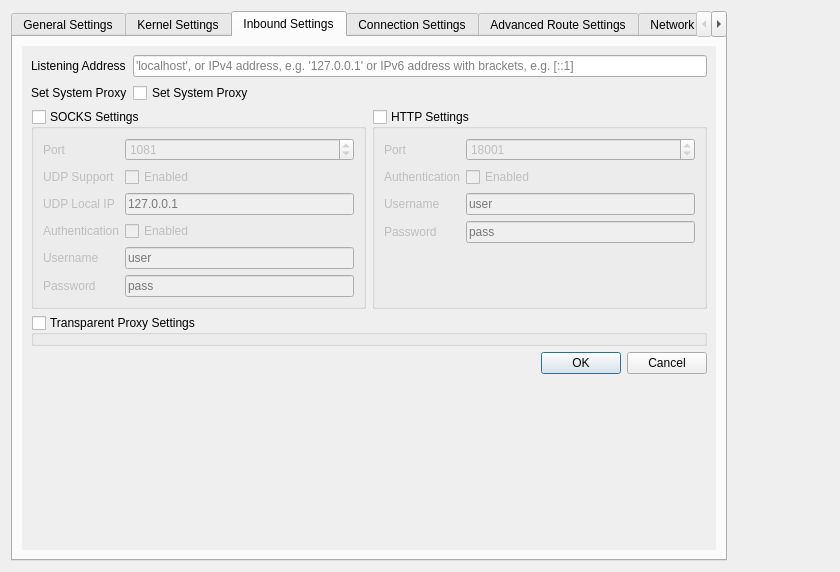
Qt form src/ui/w_PreferencesWindow.ui (Qv2ray/Qv2ray) before a commit.
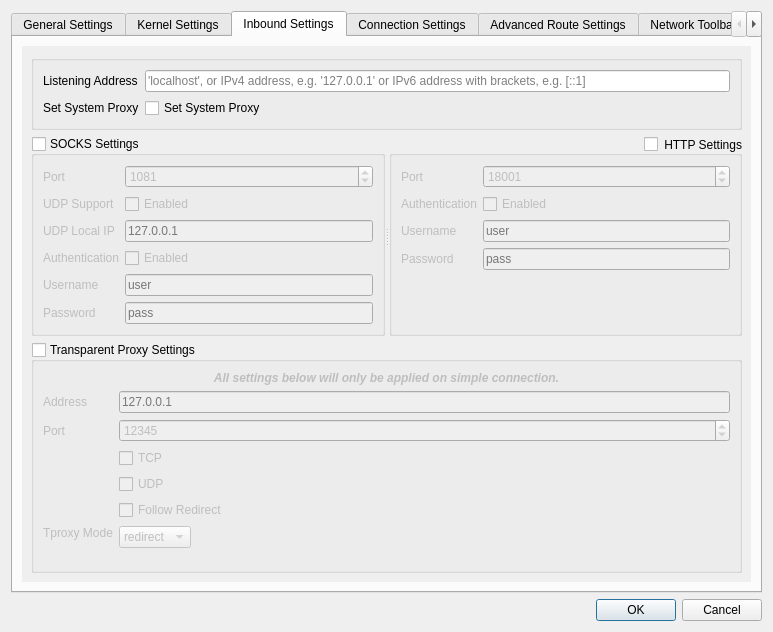
The same form after that commit. Icons and pictures are not drawn.

```diff
--- a/src/ui/w_PreferencesWindow.ui
+++ b/src/ui/w_PreferencesWindow.ui
@@ -9,19 +9,28 @@
    <rect>
     <x>0</x>
     <y>0</y>
-    <width>840</width>
-    <height>572</height>
+    <width>773</width>
+    <height>632</height>
    </rect>
   </property>
   <property name="windowTitle">
    <string>Preferences</string>
   </property>
+  <property name="layoutDirection">
+   <enum>Qt::LeftToRight</enum>
+  </property>
   <property name="modal">
    <bool>true</bool>
   </property>
-  <layout class="QFormLayout" name="formLayout_11">
+  <layout class="QGridLayout" name="gridLayout_4">
    <item row="0" column="0">
     <widget class="QTabWidget" name="tabWidget">
+     <property name="sizePolicy">
+      <sizepolicy hsizetype="MinimumExpanding" vsizetype="MinimumExpanding">
+       <horstretch>0</horstretch>
+       <verstretch>0</verstretch>
+      </sizepolicy>
+     </property>
      <property name="currentIndex">
       <number>2</number>
      </property>
@@ -669,9 +678,18 @@
       <layout class="QGridLayout" name="gridLayout_7">
        <item row="0" column="0">
         <widget class="QScrollArea" name="scrollArea_2">
+         <property name="sizePolicy">
+          <sizepolicy hsizetype="Expanding" vsizetype="Preferred">
+           <horstretch>0</horstretch>
+           <verstretch>0</verstretch>
+          </sizepolicy>
+         </property>
          <property name="frameShape">
           <enum>QFrame::NoFrame</enum>
          </property>
+         <property name="sizeAdjustPolicy">
+          <enum>QAbstractScrollArea::AdjustIgnored</enum>
+         </property>
          <property name="widgetResizable">
           <bool>true</bool>
          </property>
@@ -680,15 +698,66 @@
            <rect>
             <x>0</x>
             <y>0</y>
-            <width>727</width>
-            <height>554</height>
+            <width>720</width>
+            <height>606</height>
            </rect>
           </property>
-          <layout class="QGridLayout" name="gridLayout_10">
-           <item row="1" column="0">
-            <layout class="QGridLayout" name="gridLayout_9">
+          <property name="sizePolicy">
+           <sizepolicy hsizetype="Expanding" vsizetype="Expanding">
+            <horstretch>0</horstretch>
+            <verstretch>0</verstretch>
+           </sizepolicy>
+          </property>
+          <layout class="QVBoxLayout" name="verticalLayout_2">
+           <item>
+            <widget class="QGroupBox" name="groupBox_2">
+             <property name="title">
+              <string/>
+             </property>
+             <layout class="QFormLayout" name="formLayout_11">
              <item row="0" column="0">
+               <widget class="QLabel" name="label_22">
+                <property name="text">
+                 <string>Listening Address</string>
+                </property>
+               </widget>
+              </item>
+              <item row="0" column="1">
+               <widget class="QLineEdit" name="listenIPTxt">
+                <property name="placeholderText">
+                 <string notr="true">'localhost', or IPv4 address, e.g. '127.0.0.1' or IPv6 address with brackets, e.g. [::1]</string>
+                </property>
+               </widget>
+              </item>
+              <item row="1" column="0">
+               <widget class="QLabel" name="label_59">
+                <property name="text">
+                 <string>Set System Proxy</string>
+                </property>
+               </widget>
+              </item>
+              <item row="1" column="1">
+               <widget class="QCheckBox" name="setSysProxyCB">
+                <property name="text">
+                 <string>Set System Proxy</string>
+                </property>
+               </widget>
+              </item>
+             </layout>
+            </widget>
+           </item>
+           <item>
+            <widget class="QSplitter" name="splitter">
+             <property name="orientation">
+              <enum>Qt::Horizontal</enum>
+             </property>
               <widget class="QGroupBox" name="socksGroupBox">
+              <property name="sizePolicy">
+               <sizepolicy hsizetype="Maximum" vsizetype="Maximum">
+                <horstretch>0</horstretch>
+                <verstretch>0</verstretch>
+               </sizepolicy>
+              </property>
                <property name="title">
                 <string>SOCKS Settings</string>
                </property>
@@ -698,7 +767,7 @@
                <property name="checked">
                 <bool>false</bool>
                </property>
-               <layout class="QFormLayout" name="formLayout_2">
+              <layout class="QFormLayout" name="formLayout_4">
                 <item row="0" column="0">
                  <widget class="QLabel" name="label_4">
                   <property name="text">
@@ -791,19 +860,29 @@
                 </item>
                </layout>
               </widget>
-             </item>
-             <item row="0" column="1">
               <widget class="QGroupBox" name="httpGroupBox">
+              <property name="sizePolicy">
+               <sizepolicy hsizetype="Preferred" vsizetype="Preferred">
+                <horstretch>0</horstretch>
+                <verstretch>0</verstretch>
+               </sizepolicy>
+              </property>
+              <property name="layoutDirection">
+               <enum>Qt::LeftToRight</enum>
+              </property>
                <property name="title">
                 <string>HTTP Settings</string>
                </property>
+              <property name="alignment">
+               <set>Qt::AlignRight|Qt::AlignTrailing|Qt::AlignVCenter</set>
+              </property>
                <property name="checkable">
                 <bool>true</bool>
                </property>
                <property name="checked">
                 <bool>false</bool>
                </property>
-               <layout class="QFormLayout" name="formLayout_7">
+              <layout class="QFormLayout" name="formLayout_2">
                 <item row="0" column="0">
                  <widget class="QLabel" name="label_3">
                   <property name="text">
@@ -868,9 +947,16 @@
                 </item>
                </layout>
               </widget>
-             </item>
-             <item row="1" column="0" colspan="2">
+            </widget>
+           </item>
+           <item>
               <widget class="QGroupBox" name="tproxGroupBox">
+             <property name="sizePolicy">
+              <sizepolicy hsizetype="Expanding" vsizetype="Expanding">
+               <horstretch>0</horstretch>
+               <verstretch>0</verstretch>
+              </sizepolicy>
+             </property>
                <property name="title">
                 <string>Transparent Proxy Settings</string>
                </property>
@@ -880,17 +966,8 @@
                <property name="checked">
                 <bool>false</bool>
                </property>
-               <widget class="QWidget" name="">
-                <property name="geometry">
-                 <rect>
-                  <x>8</x>
-                  <y>36</y>
-                  <width>367</width>
-                  <height>130</height>
-                 </rect>
-                </property>
-                <layout class="QVBoxLayout" name="verticalLayout_2">
-                 <item>
+             <layout class="QFormLayout" name="formLayout_7">
+              <item row="0" column="0" colspan="2">
                   <widget class="QLabel" name="label_72">
                    <property name="font">
                     <font>
@@ -902,32 +979,36 @@
                    <property name="text">
                     <string>All settings below will only be applied on simple connection.</string>
                    </property>
-                  </widget>
-                 </item>
-                 <item>
-                  <layout class="QHBoxLayout" name="horizontalLayout">
-                   <item>
+                <property name="alignment">
+                 <set>Qt::AlignCenter</set>
+                </property>
+                <property name="wordWrap">
+                 <bool>true</bool>
+                </property>
+               </widget>
+              </item>
+              <item row="1" column="0">
                     <widget class="QLabel" name="label_73">
                      <property name="text">
                       <string>Address</string>
                      </property>
                     </widget>
                    </item>
-                   <item>
+              <item row="1" column="1">
                     <widget class="QLineEdit" name="tproxyListenAddr">
                      <property name="placeholderText">
                       <string>127.0.0.1</string>
                      </property>
                     </widget>
                    </item>
-                   <item>
+              <item row="2" column="0">
                     <widget class="QLabel" name="label_77">
                      <property name="text">
                       <string>Port</string>
                      </property>
                     </widget>
                    </item>
-                   <item>
+              <item row="2" column="1">
                     <widget class="QSpinBox" name="tProxyPort">
                      <property name="minimum">
                       <number>1</number>
@@ -940,39 +1021,28 @@
                      </property>
                     </widget>
                    </item>
-                  </layout>
-                 </item>
-                 <item>
-                  <layout class="QHBoxLayout" name="horizontalLayout_9">
-                   <item>
+              <item row="3" column="1">
                     <widget class="QCheckBox" name="tproxyEnableTCP">
                      <property name="text">
                       <string>TCP</string>
                      </property>
                     </widget>
                    </item>
-                   <item>
+              <item row="4" column="1">
                     <widget class="QCheckBox" name="tproxyEnableUDP">
                      <property name="text">
                       <string>UDP</string>
                      </property>
                     </widget>
                    </item>
-                   <item>
+              <item row="5" column="1">
                     <widget class="QCheckBox" name="tproxyFollowRedirect">
                      <property name="text">
                       <string>Follow Redirect</string>
                      </property>
                     </widget>
                    </item>
-                  </layout>
-                 </item>
-                 <item>
-                  <layout class="QHBoxLayout" name="horizontalLayout_8" stretch="0,0">
-                   <property name="sizeConstraint">
-                    <enum>QLayout::SetMinimumSize</enum>
-                   </property>
-                   <item>
+              <item row="6" column="0">
                     <widget class="QLabel" name="label_78">
                      <property name="sizePolicy">
                       <sizepolicy hsizetype="Fixed" vsizetype="Fixed">
@@ -981,11 +1051,11 @@
                       </sizepolicy>
                      </property>
                      <property name="text">
-                      <string>TProxy Mode</string>
+                 <string>Tproxy Mode</string>
                      </property>
                     </widget>
                    </item>
-                   <item>
+              <item row="6" column="1">
                     <widget class="QComboBox" name="tproxyMode">
                      <property name="sizePolicy">
                       <sizepolicy hsizetype="Fixed" vsizetype="Fixed">
@@ -1006,67 +1076,7 @@
                     </widget>
                    </item>
                   </layout>
-                 </item>
-                </layout>
-               </widget>
-              </widget>
-             </item>
-            </layout>
-           </item>
-           <item row="3" column="0">
-            <spacer name="verticalSpacer_10">
-             <property name="orientation">
-              <enum>Qt::Vertical</enum>
-             </property>
-             <property name="sizeHint" stdset="0">
-              <size>
-               <width>20</width>
-               <height>40</height>
-              </size>
-             </property>
-            </spacer>
-           </item>
-           <item row="2" column="0">
-            <widget class="QDialogButtonBox" name="buttonBox">
-             <property name="orientation">
-              <enum>Qt::Horizontal</enum>
-             </property>
-             <property name="standardButtons">
-              <set>QDialogButtonBox::Cancel|QDialogButtonBox::Ok</set>
-             </property>
-            </widget>
-           </item>
-           <item row="0" column="0">
-            <layout class="QFormLayout" name="formLayout_4">
-             <item row="0" column="0">
-              <widget class="QLabel" name="label_22">
-               <property name="text">
-                <string>Listening Address</string>
-               </property>
-              </widget>
-             </item>
-             <item row="0" column="1">
-              <widget class="QLineEdit" name="listenIPTxt">
-               <property name="placeholderText">
-                <string notr="true">'localhost', or IPv4 address, e.g. '127.0.0.1' or IPv6 address with brackets, e.g. [::1]</string>
-               </property>
-              </widget>
-             </item>
-             <item row="1" column="0">
-              <widget class="QLabel" name="label_59">
-               <property name="text">
-                <string>Set System Proxy</string>
-               </property>
-              </widget>
-             </item>
-             <item row="1" column="1">
-              <widget class="QCheckBox" name="setSysProxyCB">
-               <property name="text">
-                <string>Set System Proxy</string>
-               </property>
-              </widget>
-             </item>
-            </layout>
+            </widget>
            </item>
           </layout>
          </widget>
@@ -1975,6 +1985,16 @@
      </widget>
     </widget>
    </item>
+   <item row="1" column="0">
+    <widget class="QDialogButtonBox" name="buttonBox">
+     <property name="orientation">
+      <enum>Qt::Horizontal</enum>
+     </property>
+     <property name="standardButtons">
+      <set>QDialogButtonBox::Cancel|QDialogButtonBox::Ok</set>
+     </property>
+    </widget>
+   </item>
   </layout>
  </widget>
  <tabstops>
```
Left out of the diff: 260 changed lines with no effect on the pictures. Lines whose indentation alone changed are shown as unchanged.
